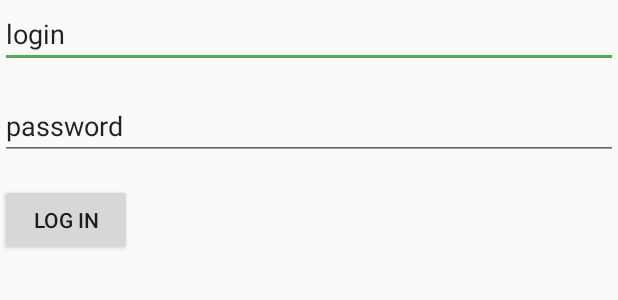
After one commit to t1moon/BonusHub, an Android app: the layout activity_login.xml on its own in the app's theme, with its tools: preview values and no code run, on a phone screen of 412 x 824 dp. The commit adds this screen. Shown: the top 300 px of the screen. Run offline under Robolectric (Android 15) with nearby library versions, the phone set to English and light mode, and no system bars.

Commit message:
Loginactivity, LoginThreadManager

```diff
--- a/host/build.gradle
+++ b/host/build.gradle
@@ -5,7 +5,7 @@ android {
     buildToolsVersion "25.0.2"
     defaultConfig {
         applicationId "com.example.bonushub"
-        minSdkVersion 21
+        minSdkVersion 19
         targetSdkVersion 25
         versionCode 1
         versionName "1.0"
@@ -32,6 +32,8 @@ dependencies {
     compile 'com.android.support:recyclerview-v7:25.2.0'
     compile 'com.android.support:support-v4:25.2.0'
     compile 'com.android.support:design:25.2.0'
+    compile 'com.squareup.retrofit2:retrofit:2.1.0'
+    compile 'com.squareup.retrofit2:converter-gson:2.1.0'
     compile 'com.jakewharton:butterknife:8.4.0'
     testCompile 'junit:junit:4.12'
     annotationProcessor 'com.jakewharton:butterknife-compiler:8.4.0'
--- /dev/null
+++ b/host/src/main/res/layout/activity_login.xml
@@ -0,0 +1,36 @@
+<?xml version="1.0" encoding="utf-8"?>
+<LinearLayout xmlns:android="http://schemas.android.com/apk/res/android"
+    android:orientation="vertical" android:layout_width="match_parent"
+    android:layout_height="match_parent">
+
+    <EditText
+        android:layout_width="match_parent"
+        android:layout_height="wrap_content"
+        android:text="@string/login_text"
+        android:id="@+id/login_input" />
+
+
+    <android.support.v4.widget.Space
+        android:layout_width="match_parent"
+        android:layout_height="@dimen/activity_vertical_margin" />
+
+    <EditText
+        android:layout_width="match_parent"
+        android:layout_height="wrap_content"
+        android:text="@string/password_text"
+        android:id="@+id/password_input" />
+
+    <android.support.v4.widget.Space
+        android:layout_width="match_parent"
+        android:layout_height="@dimen/activity_vertical_margin" />
+
+    <Button
+        android:id="@+id/btn_login"
+        android:layout_width="wrap_content"
+        android:layout_height="wrap_content"
+        android:text="@string/btn_login"/>
+
+    <android.support.v4.widget.Space
+        android:layout_width="match_parent"
+        android:layout_height="@dimen/activity_vertical_margin" />
+</LinearLayout>
--- a/host/src/main/res/values/strings.xml
+++ b/host/src/main/res/values/strings.xml
@@ -4,7 +4,8 @@
     <string name="action_search">Search</string>
     <string name="drawer_open">Open</string>
     <string name="drawer_close">Close</string>
-
-    <!-- TODO: Remove or change this placeholder text -->
+    <string name="login_text">login</string>
+    <string name="password_text">password</string>
+    <string name="btn_login">Log In</string>password_text
     <string name="hello_blank_fragment">Hello blank fragment</string>
 </resources>
```
Also changed, not shown: host/src/main/java/com/example/BonusHub/activity/activity/LogInActivity.java (added, +61 -0 lines), host/src/main/java/com/example/BonusHub/activity/threadManager/LoginThreadManager.java (added, +49 -0 lines).
